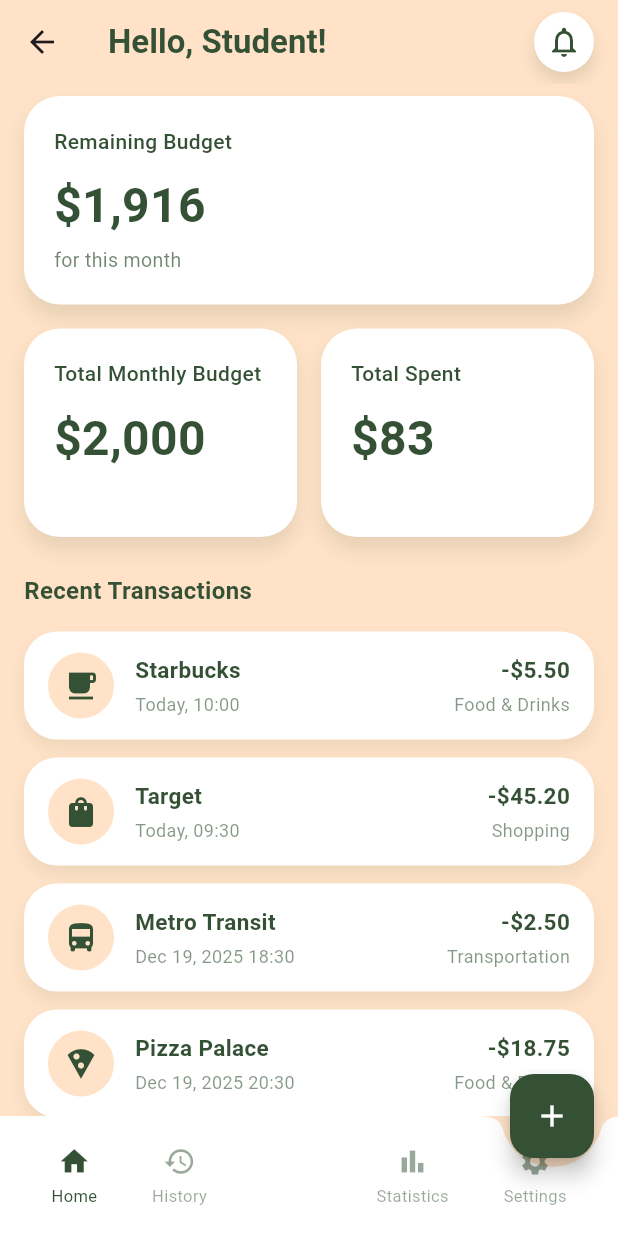
After one commit to Duchrist2002/EMAWS2526, a Flutter app: the DashboardScreen screen opened by its route, on a phone screen of 412 x 824 dp. The commit adds this screen. Run offline on Flutter 3.47's test engine with Material 3 defaults, Android fonts, the phone set to English and light mode, and no system bars.

Commit message:
main page created

```diff
--- a/lib/main.dart
+++ b/lib/main.dart
@@ -2,6 +2,7 @@ import 'package:flutter/material.dart';
 import 'core/theme.dart';
 import 'screens/login_screen.dart';
 import 'screens/signup_screen.dart';
+import 'screens/dashboard_screen.dart';
 
 /// UniBudget Main App Entry Point
 /// Mit Routing für Login, Sign-Up und später Dashboard
@@ -27,7 +28,7 @@ class UniBudgetApp extends StatelessWidget {
         '/': (context) => const LoginScreen(),
         '/signup': (context) => const SignUpScreen(),
         // TODO: Dashboard und weitere Screens hinzufügen
-        // '/dashboard': (context) => const DashboardScreen(),
+        '/dashboard': (context) => const DashboardScreen(),
         // '/add-expense': (context) => const AddExpenseScreen(),
         // '/history': (context) => const HistoryScreen(),
         // '/statistics': (context) => const StatisticsScreen(),
--- /dev/null
+++ b/lib/models/transaction_model.dart
@@ -0,0 +1,63 @@
+import 'package:flutter/material.dart';
+
+class TransactionModel {
+  final String id;
+  final String title;
+  final double amount;
+  final DateTime date;
+  final String category;
+  final IconData icon;
+
+  const TransactionModel({
+    required this.id,
+    required this.title,
+    required this.amount,
+    required this.date,
+    required this.category,
+    required this.icon,
+  });
+}
+
+// Mock data for the dashboard (later replaced by Firestore stream)
+final List<TransactionModel> mockTransactions = [
+  TransactionModel(
+    id: 't1',
+    title: 'Starbucks',
+    amount: 5.50,
+    date: DateTime.now().subtract(const Duration(minutes: 30)),
+    category: 'Food & Drinks',
+    icon: Icons.local_cafe,
+  ),
+  TransactionModel(
+    id: 't2',
+    title: 'Target',
+    amount: 45.20,
+    date: DateTime.now().subtract(const Duration(hours: 1)),
+    category: 'Shopping',
+    icon: Icons.shopping_bag,
+  ),
+  TransactionModel(
+    id: 't3',
+    title: 'Metro Transit',
+    amount: 2.50,
+    date: DateTime.now().subtract(const Duration(days: 1, hours: 16)),
+    category: 'Transportation',
+    icon: Icons.directions_bus,
+  ),
+  TransactionModel(
+    id: 't4',
+    title: 'Pizza Palace',
+    amount: 18.75,
+    date: DateTime.now().subtract(const Duration(days: 1, hours: 14)),
+    category: 'Food & Drinks',
+    icon: Icons.local_pizza,
+  ),
+  TransactionModel(
+    id: 't5',
+    title: 'AMC Cinema',
+    amount: 12.00,
+    date: DateTime.now().subtract(const Duration(days: 2)),
+    category: 'Entertainment',
+    icon: Icons.movie,
+  ),
+];
--- /dev/null
+++ b/lib/screens/dashboard_screen.dart
@@ -0,0 +1,214 @@
+import 'package:flutter/material.dart';
+import 'package:intl/intl.dart';
+import '../models/transaction_model.dart';
+import '../widgets/dashboard/budget_summary_card.dart';
+import '../widgets/dashboard/transaction_item.dart';
+
+class DashboardScreen extends StatelessWidget {
+  const DashboardScreen({Key? key}) : super(key: key);
+
+  static const Color peachBackground = Color(0xFFFFE2C7);
+  static const Color darkOlive = Color(0xFF345135);
+
+  double _calculateTotalSpent(List<TransactionModel> transactions) {
+    return transactions.fold(
+      0.0,
+      (previousValue, element) => previousValue + element.amount,
+    );
+  }
+
+  @override
+  Widget build(BuildContext context) {
+    const double totalMonthlyBudget = 2000.0;
+
+    final double totalSpent = _calculateTotalSpent(mockTransactions);
+    final double remainingBudget = totalMonthlyBudget - totalSpent;
+
+    final currencyFormatter = NumberFormat.currency(
+      symbol: '\$',
+      decimalDigits: 0,
+    );
+
+    return Scaffold(
+      backgroundColor: peachBackground,
+      appBar: AppBar(
+        backgroundColor: peachBackground,
+        elevation: 0,
+        centerTitle: false,
+        title: const Text(
+          'Hello, Student!',
+          style: TextStyle(
+            color: darkOlive,
+            fontWeight: FontWeight.w600,
+          ),
+        ),
+        actions: [
+          Container(
+            margin: const EdgeInsets.only(right: 16),
+            padding: const EdgeInsets.all(8),
+            decoration: BoxDecoration(
+              color: Colors.white,
+              shape: BoxShape.circle,
+              boxShadow: [
+                BoxShadow(
+                  color: darkOlive.withOpacity(0.15),
+                  blurRadius: 8,
+                  offset: const Offset(0, 6),
+                ),
+              ],
+            ),
+            child: const Icon(
+              Icons.notifications_none,
+              color: darkOlive,
+            ),
+          ),
+        ],
+      ),
+      body: SafeArea(
+        child: Column(
+          children: [
+            Expanded(
+              child: SingleChildScrollView(
+                padding:
+                    const EdgeInsets.symmetric(horizontal: 16, vertical: 8),
+                child: Column(
+                  crossAxisAlignment: CrossAxisAlignment.start,
+                  children: [
+                    BudgetSummaryCard(
+                      title: 'Remaining Budget',
+                      amountText:
+                          currencyFormatter.format(remainingBudget.toInt()),
+                      subtitle: 'for this month',
+                      isLarge: true,
+                    ),
+                    const SizedBox(height: 16),
+                    Row(
+                      children: [
+                        Expanded(
+                          child: BudgetSummaryCard(
+                            title: 'Total Monthly Budget',
+                            amountText: currencyFormatter
+                                .format(totalMonthlyBudget.toInt()),
+                            subtitle: '',
+                            isLarge: false,
+                          ),
+                        ),
+                        const SizedBox(width: 16),
+                        Expanded(
+                          child: BudgetSummaryCard(
+                            title: 'Total Spent',
+                            amountText:
+                                currencyFormatter.format(totalSpent.toInt()),
+                            subtitle: '',
+                            isLarge: false,
+                          ),
+                        ),
+                      ],
+                    ),
+                    const SizedBox(height: 24),
+                    const Text(
+                      'Recent Transactions',
+                      style: TextStyle(
+                        color: darkOlive,
+                        fontSize: 16,
+                        fontWeight: FontWeight.w600,
+                      ),
+                    ),
+                    const SizedBox(height: 10),
+                    ListView.builder(
+                      shrinkWrap: true,
+                      physics: const NeverScrollableScrollPhysics(),
+                      itemCount: mockTransactions.length,
+                      itemBuilder: (ctx, index) {
+                        return TransactionItem(
+                          transaction: mockTransactions[index],
+                        );
+                      },
+                    ),
+                  ],
+                ),
+              ),
+            ),
+          ],
+        ),
+      ),
+      floatingActionButton: FloatingActionButton(
+        backgroundColor: darkOlive,
+        onPressed: () {
+          Navigator.of(context).pushNamed('/add_expense');
+        },
+        child: const Icon(Icons.add, color: Colors.white),
+      ),
+      floatingActionButtonLocation: FloatingActionButtonLocation.endDocked,
+      bottomNavigationBar: BottomAppBar(
+        shape: const CircularNotchedRectangle(),
+        notchMargin: 6,
+        color: Colors.white,
+        child: SizedBox(
+          height: 60,
+          child: Row(
+            mainAxisAlignment: MainAxisAlignment.spaceAround,
+            children: const [
+              _BottomNavItem(
+                icon: Icons.home,
+                label: 'Home',
+                isActive: true,
+              ),
+              _BottomNavItem(
+                icon: Icons.history,
+                label: 'History',
+              ),
+              SizedBox(width: 40),
+              _BottomNavItem(
+                icon: Icons.bar_chart,
+                label: 'Statistics',
+              ),
+              _BottomNavItem(
+                icon: Icons.settings,
+                label: 'Settings',
+              ),
+            ],
+          ),
+        ),
+      ),
+    );
+  }
+}
+
+class _BottomNavItem extends StatelessWidget {
+  final IconData icon;
+  final String label;
+  final bool isActive;
+
+  const _BottomNavItem({
+    Key? key,
+    required this.icon,
+    required this.label,
+    this.isActive = false,
+  }) : super(key: key);
+
+  @override
+  Widget build(BuildContext context) {
+    const Color darkOlive = Color(0xFF345135);
+
+    return Column(
+      mainAxisSize: MainAxisSize.min,
+      mainAxisAlignment: MainAxisAlignment.center,
+      children: [
+        Icon(
+          icon,
+          size: 22,
+          color: isActive ? darkOlive : darkOlive.withOpacity(0.5),
+        ),
+        const SizedBox(height: 4),
+        Text(
+          label,
+          style: TextStyle(
+            fontSize: 11,
+            color: isActive ? darkOlive : darkOlive.withOpacity(0.5),
+          ),
+        ),
+      ],
+    );
+  }
+}
--- /dev/null
+++ b/lib/widgets/dashboard/budget_summary_card.dart
@@ -0,0 +1,69 @@
+import 'package:flutter/material.dart';
+
+class BudgetSummaryCard extends StatelessWidget {
+  final String title;
+  final String amountText;
+  final String subtitle;
+  final bool isLarge;
+
+  const BudgetSummaryCard({
+    Key? key,
+    required this.title,
+    required this.amountText,
+    required this.subtitle,
+    this.isLarge = false,
+  }) : super(key: key);
+
+  @override
+  Widget build(BuildContext context) {
+    // Colors taken from the dashboard design
+    const Color cardBackground = Colors.white;
+    const Color darkOlive = Color(0xFF345135);
+
+    return Container(
+      width: isLarge ? double.infinity : null,
+      padding: const EdgeInsets.all(20),
+      decoration: BoxDecoration(
+        color: cardBackground,
+        borderRadius: BorderRadius.circular(24),
+        boxShadow: [
+          BoxShadow(
+            color: darkOlive.withOpacity(0.12),
+            blurRadius: 10,
+            offset: const Offset(0, 8),
+          ),
+        ],
+      ),
+      child: Column(
+        crossAxisAlignment: CrossAxisAlignment.start,
+        children: [
+          Text(
+            title,
+            style: const TextStyle(
+              color: darkOlive,
+              fontSize: 14,
+              fontWeight: FontWeight.w500,
+            ),
+          ),
+          const SizedBox(height: 10),
+          Text(
+            amountText,
+            style: const TextStyle(
+              color: darkOlive,
+              fontSize: 32,
+              fontWeight: FontWeight.bold,
+            ),
+          ),
+          const SizedBox(height: 4),
+          Text(
+            subtitle,
+            style: TextStyle(
+              color: darkOlive.withOpacity(0.7),
+              fontSize: 13,
+            ),
+          ),
+        ],
+      ),
+    );
+  }
+}
--- /dev/null
+++ b/lib/widgets/dashboard/transaction_item.dart
@@ -0,0 +1,108 @@
+import 'package:flutter/material.dart';
+import 'package:intl/intl.dart';
+import '../../models/transaction_model.dart';
+
+class TransactionItem extends StatelessWidget {
+  final TransactionModel transaction;
+
+  const TransactionItem({
+    Key? key,
+    required this.transaction,
+  }) : super(key: key);
+
+  String _formatDate(DateTime date) {
+    final now = DateTime.now();
+    final today = DateTime(now.year, now.month, now.day);
+    final itemDate = DateTime(date.year, date.month, date.day);
+
+    if (itemDate == today) {
+      return 'Today, ${DateFormat.Hm().format(date)}';
+    } else if (itemDate == today.subtract(const Duration(days: 1))) {
+      return 'Yesterday, ${DateFormat.Hm().format(date)}';
+    } else {
+      return DateFormat.yMMMd().add_Hm().format(date);
+    }
+  }
+
+  @override
+  Widget build(BuildContext context) {
+    const Color cardBackground = Colors.white;
+    const Color darkOlive = Color(0xFF345135);
+
+    return Container(
+      margin: const EdgeInsets.symmetric(vertical: 6),
+      padding: const EdgeInsets.symmetric(horizontal: 16, vertical: 14),
+      decoration: BoxDecoration(
+        color: cardBackground,
+        borderRadius: BorderRadius.circular(22),
+        boxShadow: [
+          BoxShadow(
+            color: darkOlive.withOpacity(0.08),
+            blurRadius: 8,
+            offset: const Offset(0, 6),
+          ),
+        ],
+      ),
+      child: Row(
+        children: [
+          Container(
+            padding: const EdgeInsets.all(10),
+            decoration: BoxDecoration(
+              color: const Color(0xFFFFE2C7),
+              shape: BoxShape.circle,
+            ),
+            child: Icon(
+              transaction.icon,
+              color: darkOlive,
+            ),
+          ),
+          const SizedBox(width: 14),
+          Expanded(
+            child: Column(
+              crossAxisAlignment: CrossAxisAlignment.start,
+              children: [
+                Text(
+                  transaction.title,
+                  style: const TextStyle(
+                    color: darkOlive,
+                    fontSize: 15,
+                    fontWeight: FontWeight.w600,
+                  ),
+                ),
+                const SizedBox(height: 4),
+                Text(
+                  _formatDate(transaction.date),
+                  style: TextStyle(
+                    color: darkOlive.withOpacity(0.6),
+                    fontSize: 12,
+                  ),
+                ),
+              ],
+            ),
+          ),
+          Column(
+            crossAxisAlignment: CrossAxisAlignment.end,
+            children: [
+              Text(
+                '-\$${transaction.amount.toStringAsFixed(2)}',
+                style: const TextStyle(
+                  color: darkOlive,
+                  fontSize: 15,
+                  fontWeight: FontWeight.w600,
+                ),
+              ),
+              const SizedBox(height: 4),
+              Text(
+                transaction.category,
+                style: TextStyle(
+                  color: darkOlive.withOpacity(0.6),
+                  fontSize: 12,
+                ),
+              ),
+            ],
+          ),
+        ],
+      ),
+    );
+  }
+}
--- a/pubspec.yaml
+++ b/pubspec.yaml
@@ -10,7 +10,7 @@ environment:
 dependencies:
   flutter:
     sdk: flutter
-
+  intl: ^0.19.0
 dev_dependencies:
   flutter_test:
     sdk: flutter
```
